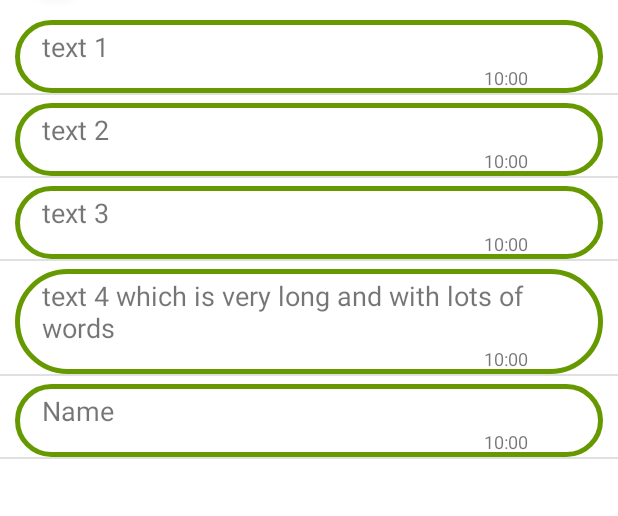
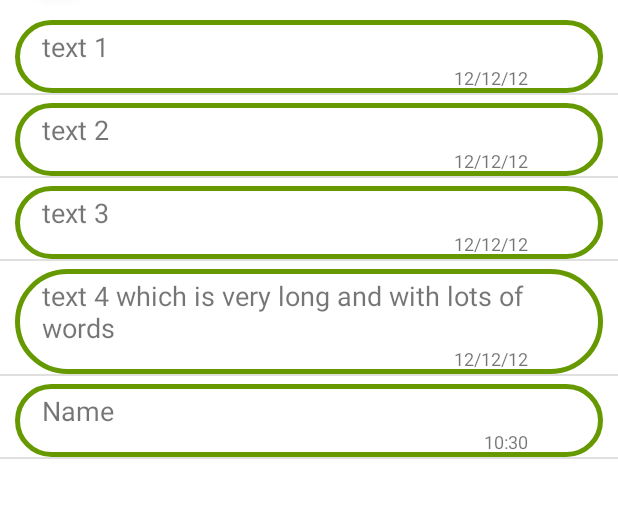
Before and after one commit to Davidkatom/MessagingApp, an Android app: the ChatActivity screen opened directly, with no data from a screen before it, after a tap on an icon or button, on a phone screen of 412 x 824 dp, the part 111-627 px from its top. Run offline under Robolectric (Android 15) with nearby library versions, the phone set to English and light mode, and no system bars; our stand-ins replace Room's generated code.

Commit message:
messages in room

```diff
--- a/ex3/app/src/main/java/com/example/myapplication/ChatActivity.java
+++ b/ex3/app/src/main/java/com/example/myapplication/ChatActivity.java
@@ -1,21 +1,26 @@
 package com.example.myapplication;
 
+import android.os.Build;
 import android.os.Bundle;
 import android.widget.EditText;
 import android.widget.ListView;
 
+import androidx.annotation.RequiresApi;
 import androidx.appcompat.app.AppCompatActivity;
 import androidx.room.Room;
 
 import com.google.android.material.floatingactionbutton.FloatingActionButton;
 
+import java.time.LocalDate;
+import java.time.LocalDateTime;
+import java.time.format.DateTimeFormatter;
 import java.util.ArrayList;
 import java.util.Date;
 
 public class ChatActivity extends AppCompatActivity {
 
-    final private String [] tempMessages = {"text 1","text 2","text 3","text 4 which is very long and with lots of words"};
-    final private String [] tempMessagesTimes = {"10:23","10:24","10:25","10:28"};
+    final private String[] tempMessages = {"text 1", "text 2", "text 3", "text 4 which is very long and with lots of words"};
+    final private String[] tempMessagesTimes = {"10:23", "10:24", "10:25", "10:28"};
 
 
     ListView listview;
@@ -23,6 +28,9 @@ public class ChatActivity extends AppCompatActivity {
 
     private AppMessagesDB db;
     private MessageDao messageDao;
+    private EditText etInputText;
+
+    @RequiresApi(api = Build.VERSION_CODES.O)
     @Override
     protected void onCreate(Bundle savedInstanceState) {
         super.onCreate(savedInstanceState);
@@ -32,16 +40,21 @@ public class ChatActivity extends AppCompatActivity {
         db = Room.databaseBuilder(getApplicationContext(), AppMessagesDB.class, "MessagesDB").allowMainThreadQueries().build();
         messageDao = db.messageDao();
         FloatingActionButton fabSend = findViewById(R.id.fab_SendMessage);
-        fabSend.setOnClickListener(v-> {
-                    EditText etInputText = findViewById(R.id.et_InputText);
+        etInputText = findViewById(R.id.et_InputText);
+        //send message button
+        fabSend.setOnClickListener(v -> {
             String inputText = etInputText.getText().toString();
+            if (!inputText.equals("")) {
                 etInputText.setText("");
+                DateTimeFormatter formatter = DateTimeFormatter.ofPattern("yyyy/MM/dd");
+                DateTimeFormatter formatter2 = DateTimeFormatter.ofPattern("H:mm");
                 Date date = new Date();
-                    //33:26
-                    Message message = new Message(inputText, true, "add DAte", "add Time");
+                Message message = new Message(inputText, true, LocalDate.now().format(formatter), LocalDateTime.now().format(formatter2));
                 messageDao.insert(message);
                 adapter.add(message);
                 adapter.notifyDataSetChanged();
+                listview.smoothScrollToPosition(adapter.getCount() - 1);
+            }
         });
         //room ends here.
 
@@ -53,7 +66,7 @@ public class ChatActivity extends AppCompatActivity {
         ArrayList<Message> messages = new ArrayList<>();
 
         for (int i = 0; i < tempMessages.length; i++) {
-            messages.add(new Message(tempMessages[i], i%2==0, "12/12/12", tempMessagesTimes[i]));
+            messages.add(new Message(tempMessages[i], i % 2 == 0, "12/12/12", tempMessagesTimes[i]));
         }
         listview = findViewById(R.id.listView_messages);
         adapter = new MessagesListAdapter(this, messages);
--- a/ex3/app/src/main/java/com/example/myapplication/Message.java
+++ b/ex3/app/src/main/java/com/example/myapplication/Message.java
@@ -1,8 +1,14 @@
 package com.example.myapplication;
 
 
+import android.os.Build;
+
+import androidx.annotation.RequiresApi;
 import androidx.room.Entity;
 import androidx.room.PrimaryKey;
+
+import java.time.LocalDate;
+import java.time.format.DateTimeFormatter;
 
 @Entity
 public class Message {
@@ -56,7 +62,17 @@ public class Message {
         return time;
     }
 
-    public void setTime(String newtime) {
-        time = newtime;
+    public void setTime(String newTime) {
+        time = newTime;
+    }
+    @RequiresApi(api = Build.VERSION_CODES.O)
+    public String getTimeForChat(){
+        DateTimeFormatter formatter = DateTimeFormatter.ofPattern("yyyy/MM/dd");
+        if (date.equals(LocalDate.now().format(formatter))){
+            return time;
+        }
+        else{
+            return date;
+        }
     }
 }
--- a/ex3/app/src/main/java/com/example/myapplication/MessagesListAdapter.java
+++ b/ex3/app/src/main/java/com/example/myapplication/MessagesListAdapter.java
@@ -30,7 +30,7 @@ public class MessagesListAdapter extends ArrayAdapter<Message> {
         TextView msg_time = convertView.findViewById(R.id.Message_time);
 
         msg_text.setText(msg.getText());
-//        msg_time.setText(msg.getTime());
+        msg_time.setText(msg.getTimeForChat());
 
         return convertView;
     }
```
Lines whose indentation alone changed are shown as unchanged.
